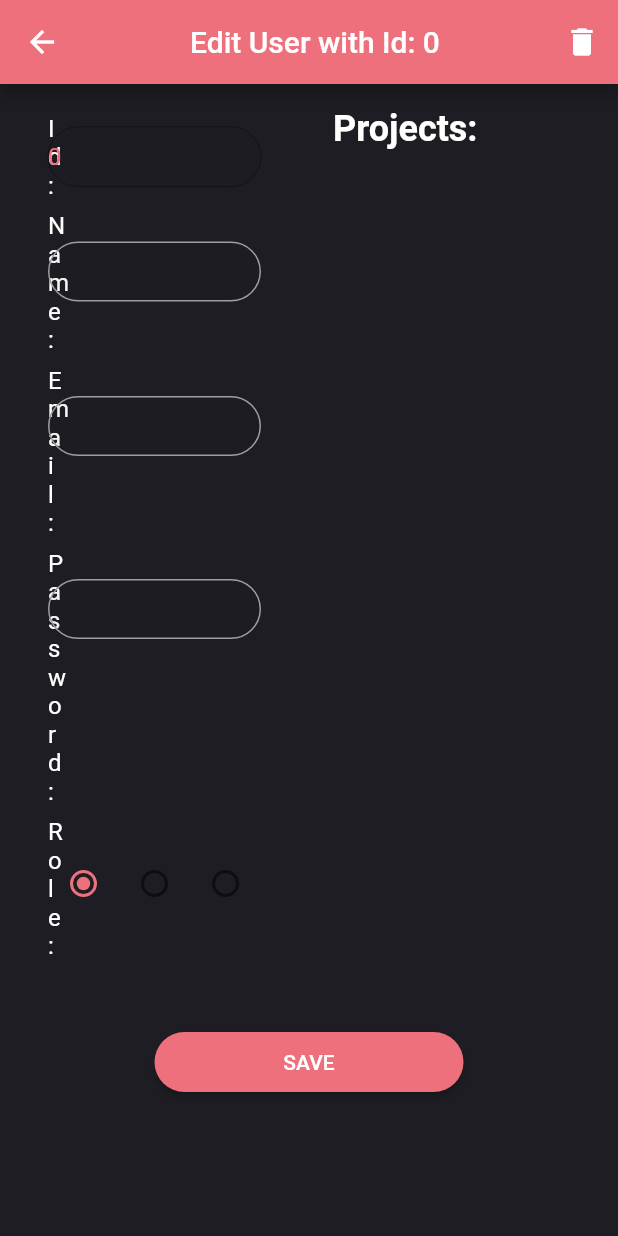
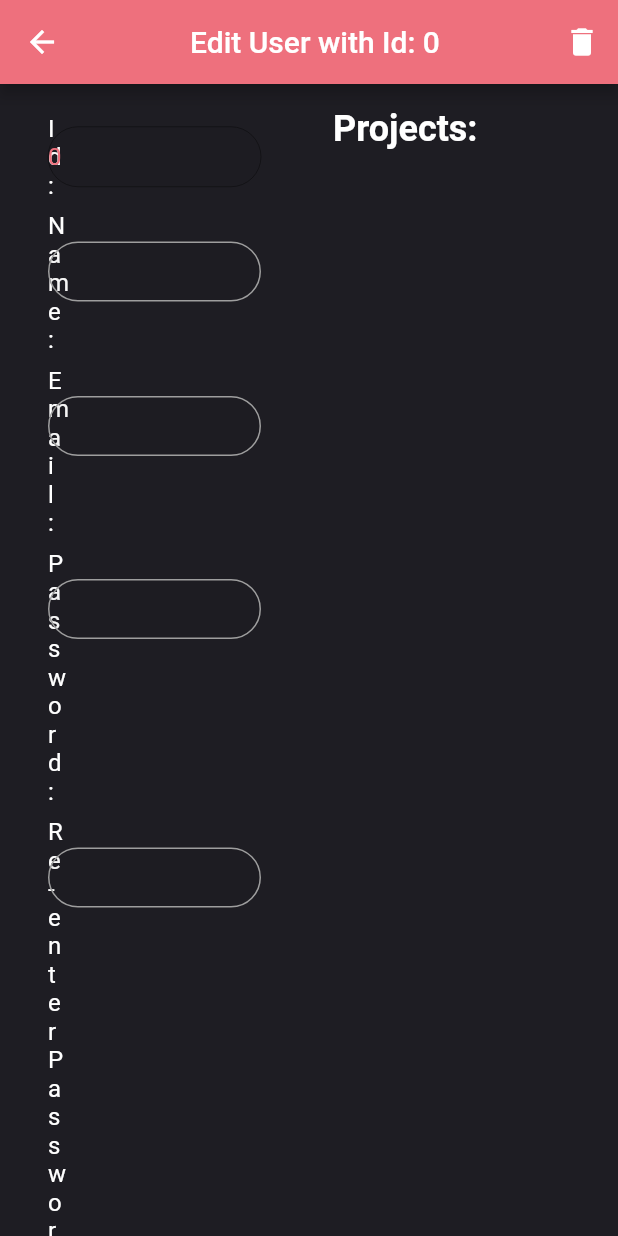
Before and after one commit to JulianKapellari06/isupervision, a Flutter app: the AdminChangeUser screen opened directly with empty values, on a phone screen of 412 x 824 dp. Run offline on Flutter 3.47's test engine with Material 2 defaults, Android fonts, the phone set to English and light mode, and no system bars; our stand-ins replace form_field_validator; network calls fail.

Commit message:
little changes

```diff
--- a/Schwitzerbasis.txt
+++ b/Schwitzerbasis.txt
@@ -2,16 +2,15 @@ Todo:
 Limits for projects
 Password Encryption
 Edit Add Project (Validators)
+Get User From Project
 
 Schwitzer:
 DateTime Objects
 Description TextField more lines
-Reenter Password at register
 TextField Icons & AdminAdd errorfield & Text Location
 Admin_main updaten after insertion of Project or User
 DatePicker
 Projects User aufteilen auf Projects/Bachelor/Master
 
 Error:
-Edit UserRole from User changes disappear
 The request was rejected because the URL contained a potentially malicious String ";" database
--- a/iSupervisionFrontend/lib/customWidgets/custom_textfield.dart
+++ b/iSupervisionFrontend/lib/customWidgets/custom_textfield.dart
@@ -9,7 +9,7 @@ class CustomTextField extends StatelessWidget {
   final Function()? onTap;
   final bool isPassword;
   final bool isEmail;
-  final TextEditingController controller;
+  final TextEditingController? controller;
   final bool? enabled;
 
   const CustomTextField(
--- a/iSupervisionFrontend/lib/screens/admin_change_user.dart
+++ b/iSupervisionFrontend/lib/screens/admin_change_user.dart
@@ -8,33 +8,35 @@ import '../objects/user.dart';
 import '../service/database_service.dart';
 
 class AdminChangeUser extends StatefulWidget {
-  late User user;
+  User user;
 
-  AdminChangeUser({required this.user, Key? key}) : super(key: key);
+  TextEditingController? _emailController;
+  TextEditingController? _nameController;
+  TextEditingController? _idController;
+  TextEditingController? _passwordController;
+  TextEditingController? _repasswordController;
+
+  AdminChangeUser({required this.user, Key? key}) : super(key: key) {
+    _emailController = TextEditingController(text: user.email);
+    _nameController = TextEditingController(text: user.name);
+    _idController = TextEditingController(text: user.id.toString());
+    _passwordController = TextEditingController(text: user.password);
+    _repasswordController = TextEditingController(text: user.password);
+  }
 
   @override
   State<AdminChangeUser> createState() => _AdminChangeUserState();
 }
 
 class _AdminChangeUserState extends State<AdminChangeUser> {
+  bool _changes = false;
   final GlobalKey<FormState> _formKey = GlobalKey<FormState>();
-  final TextEditingController _emailController = TextEditingController();
-  final TextEditingController _nameController = TextEditingController();
-  final TextEditingController _idController = TextEditingController();
-  final TextEditingController _passwordController = TextEditingController();
-
-  bool _changes = false;
-
   List<int> deleteList = List.empty(growable: true);
 
   @override
   Widget build(BuildContext context) {
     var _width = MediaQuery.of(context).size.width;
     var _height = MediaQuery.of(context).size.height;
-    _emailController.text = widget.user.email;
-    _nameController.text = widget.user.name;
-    _idController.text = widget.user.id.toString();
-    _passwordController.text = widget.user.password;
     return Scaffold(
       appBar: AppBar(
         title: Center(
@@ -71,7 +73,7 @@ class _AdminChangeUserState extends State<AdminChangeUser> {
                             ),
                             trailing: CustomTextField(
                               enabled: false,
-                              controller: _idController,
+                              controller: widget._idController,
                               width: 300,
                             ),
                           ),
@@ -81,7 +83,7 @@ class _AdminChangeUserState extends State<AdminChangeUser> {
                               style: CustomTextStyles.standardText(),
                             ),
                             trailing: CustomTextField(
-                              controller: _nameController,
+                              controller: widget._nameController,
                               width: 300,
                               validator:
                                   RequiredValidator(errorText: "Required"),
@@ -99,7 +101,7 @@ class _AdminChangeUserState extends State<AdminChangeUser> {
                               style: CustomTextStyles.standardText(),
                             ),
                             trailing: CustomTextField(
-                              controller: _emailController,
+                              controller: widget._emailController,
                               width: 300,
                               validator: MultiValidator([
                                 RequiredValidator(errorText: "Required"),
@@ -121,7 +123,7 @@ class _AdminChangeUserState extends State<AdminChangeUser> {
                               style: CustomTextStyles.standardText(),
                             ),
                             trailing: CustomTextField(
-                              controller: _passwordController,
+                              controller: widget._passwordController,
                               width: 300,
                               validator: MultiValidator([
                                 RequiredValidator(errorText: "Required"),
@@ -136,6 +138,21 @@ class _AdminChangeUserState extends State<AdminChangeUser> {
                                 if (widget.user.password != val) {
                                   widget.user.password = val!;
                                   _changes = true;
+                                }
+                              },
+                            ),
+                          ),
+                          ListTile(
+                            title: Text(
+                              "Re-enter Password: ",
+                              style: CustomTextStyles.standardText(),
+                            ),
+                            trailing: CustomTextField(
+                              controller: widget._repasswordController,
+                              width: 300,
+                              validator: (String? value) {
+                                if (value != widget._passwordController!.text) {
+                                  return "Passwords do not match";
                                 }
                               },
                             ),
@@ -235,8 +252,11 @@ class _AdminChangeUserState extends State<AdminChangeUser> {
 
                         if (_changes) {
                           DatabaseService().updateUser(widget.user);
-                          DatabaseService().deleteProjectsFromUser(
-                              widget.user.id!, deleteList);
+
+                          if (deleteList.isNotEmpty) {
+                            DatabaseService().deleteProjectsFromUser(
+                                widget.user.id!, deleteList);
+                          }
                         }
                         Navigator.pop(context);
                       }
--- a/iSupervisionFrontend/lib/service/database_service.dart
+++ b/iSupervisionFrontend/lib/service/database_service.dart
@@ -17,7 +17,7 @@ class DatabaseService {
     'Content-type': 'application/json'
   };
 
-  String ip = "10.0.0.19";
+  String ip = "10.31.2.146";
 
   Future<User> loginUser(String email, password) async {
     Uri uri = Uri.parse('http://$ip:8080/api/user/login/$email/$password');
```
Also changed, not shown: iSupervisionFrontend/lib/screens/admin_add.dart (+17 -0 lines), iSupervisionFrontend/lib/screens/admin_change_project.dart (+2 -5 lines), 3 other files.
